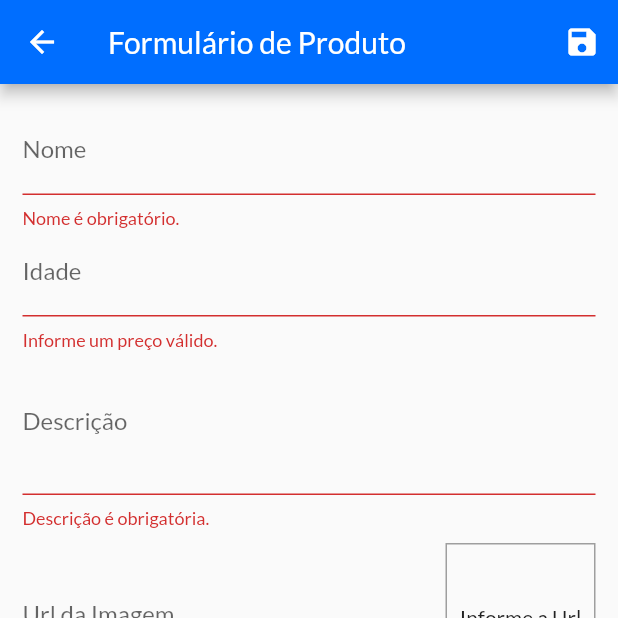
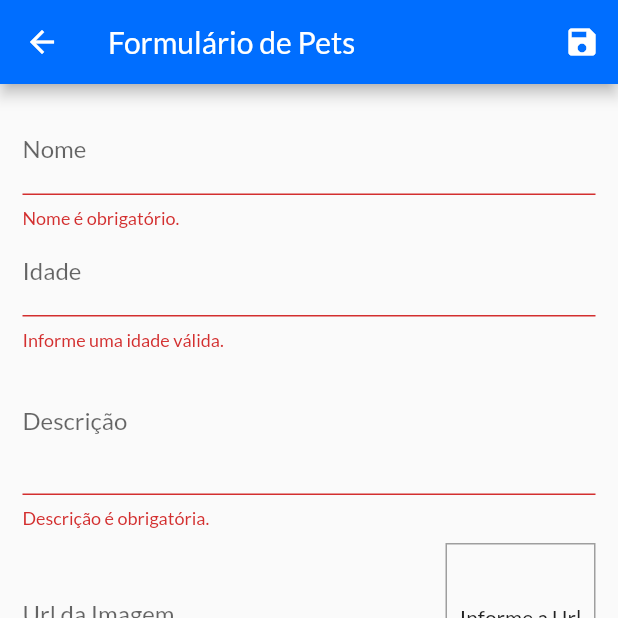
Before and after one commit to Vicenzzo/ProjetoPetFlutter, a Flutter app: the ProductFormPage screen opened by its route, after a tap on the "save" icon, on a phone screen of 412 x 824 dp, the top half of it. Run offline on Flutter 3.47's test engine with Material 2 defaults, Android fonts, the light colour scheme and no system bars; network calls fail.

Commit message:
Commit de alteração das classes de component, main, models e pages

```diff
--- a/lib/components/app_drawer.dart
+++ b/lib/components/app_drawer.dart
@@ -11,7 +11,7 @@ class AppDrawer extends StatelessWidget {
       child: Column(
         children: [
           AppBar(
-            backgroundColor: Color.fromARGB(255, 0, 110, 255),
+            backgroundColor: const Color.fromARGB(255, 0, 110, 255),
             title: const Text('Bem vindo Usuário!'),
             automaticallyImplyLeading: false,
           ),
--- a/lib/components/pet_grid_item.dart
+++ b/lib/components/pet_grid_item.dart
@@ -10,12 +10,12 @@ class ProductGridItem extends StatelessWidget {
   @override
   Widget build(BuildContext context) {
     final product = Provider.of<Product>(context, listen: false);
-
+    //Envolvendo no ClipRRect mostra os produto arendondando as pontas
     return ClipRRect(
       borderRadius: BorderRadius.circular(10),
       child: GridTile(
         footer: GridTileBar(
-          backgroundColor: Color.fromARGB(221, 0, 0, 0),
+          backgroundColor: const Color.fromARGB(221, 0, 0, 0),
           leading: Consumer<Product>(
             builder: (ctx, product, _) => IconButton(
               onPressed: () {
--- a/lib/components/pet_item.dart
+++ b/lib/components/pet_item.dart
@@ -5,6 +5,7 @@ import 'package:shop/models/pet.dart';
 import 'package:shop/models/pet_list.dart';
 import 'package:shop/utils/app_routes.dart';
 
+//componte para mostra a lista dos produtos pra o gerenciamento
 class ProductItem extends StatelessWidget {
   final Product product;
 
--- a/lib/main.dart
+++ b/lib/main.dart
@@ -17,6 +17,7 @@ class MyApp extends StatelessWidget {
   @override
   Widget build(BuildContext context) {
     return MultiProvider(
+      //Aqui adiciona a lista de Pets, sempre que ouver uma mudança
       providers: [
         ChangeNotifierProvider(
           create: (_) => ProductList(),
@@ -38,6 +39,7 @@ class MyApp extends StatelessWidget {
           AppRoutes.pets: (ctx) => const ProductsPage(),
           AppRoutes.petForm: (ctx) => const ProductFormPage(),
         },
+        //Tira o banner que fica inicial
         debugShowCheckedModeBanner: false,
       ),
     );
--- a/lib/models/pet.dart
+++ b/lib/models/pet.dart
@@ -4,6 +4,7 @@ import 'package:flutter/material.dart';
 import 'package:http/http.dart' as http;
 import 'package:shop/utils/constants.dart';
 
+//Criação da classe de entidade
 class Product with ChangeNotifier {
   final String id;
   final String name;
@@ -11,7 +12,7 @@ class Product with ChangeNotifier {
   final double age;
   final String imageUrl;
   bool isFavorite;
-
+  //Construtor passandod os atributos como parametro
   Product({
     required this.id,
     required this.name,
@@ -20,7 +21,7 @@ class Product with ChangeNotifier {
     required this.imageUrl,
     this.isFavorite = false,
   });
-
+  //Metodo que alterna o valor do favorito
   void _toggleFavorite() {
     isFavorite = !isFavorite;
     notifyListeners();
--- a/lib/pages/pet_detail_page.dart
+++ b/lib/pages/pet_detail_page.dart
@@ -1,16 +1,18 @@
 import 'package:flutter/material.dart';
 import 'package:shop/models/pet.dart';
 
+//Mostra o pet com detalhes de cada produto selecionado
 class ProductDetailPage extends StatelessWidget {
   const ProductDetailPage({Key? key}) : super(key: key);
 
   @override
   Widget build(BuildContext context) {
+    //Referencia o argumento que foi passado dentro da rota
     final Product product =
         ModalRoute.of(context)!.settings.arguments as Product;
     return Scaffold(
       appBar: AppBar(
-        backgroundColor: Color.fromARGB(255, 0, 110, 255),
+        backgroundColor: const Color.fromARGB(255, 0, 110, 255),
         title: Text(product.name),
       ),
       body: SingleChildScrollView(
--- a/lib/pages/pet_form_page.dart
+++ b/lib/pages/pet_form_page.dart
@@ -1,4 +1,4 @@
-// ignore_for_file: use_build_context_synchronously
+// ignore_for_file: use_build_context_synchronously, no_leading_underscores_for_local_identifiers
 
 import 'package:flutter/material.dart';
 import 'package:provider/provider.dart';
@@ -113,8 +113,8 @@ class _ProductFormPageState extends State<ProductFormPage> {
   Widget build(BuildContext context) {
     return Scaffold(
       appBar: AppBar(
-         backgroundColor: Color.fromARGB(255, 0, 110, 255),
-        title: const Text('Formulário de Produto'),
+        backgroundColor: const Color.fromARGB(255, 0, 110, 255),
+        title: const Text('Formulário de Pets'),
         actions: [
           IconButton(
             onPressed: _submitForm,
@@ -170,7 +170,7 @@ class _ProductFormPageState extends State<ProductFormPage> {
                         final age = double.tryParse(ageString) ?? -1;
 
                         if (age <= 0) {
-                          return 'Informe um preço válido.';
+                          return 'Informe uma idade válida.';
                         }
 
                         return null;
--- a/lib/pages/pet_overview_page.dart
+++ b/lib/pages/pet_overview_page.dart
@@ -3,11 +3,12 @@
 import 'package:flutter/material.dart';
 import 'package:provider/provider.dart';
 import 'package:shop/components/app_drawer.dart';
-import 'package:shop/components/badge.dart' as ba;
 import 'package:shop/components/pet_grid.dart';
+import 'package:shop/models/pet.dart';
 import 'package:shop/models/pet_list.dart';
 import 'package:shop/utils/app_routes.dart';
 
+//pagina que mostra todos os cards cadastrados no sistema
 enum FilterOptions {
   favorite,
   all,
@@ -32,6 +33,7 @@ class _ProductsOverviewPageState extends State<ProductsOverviewPage> {
       listen: false,
     ).loadProducts().then((value) {
       setState(() {
+        _showFavoriteOnly = false;
         _isLoading = false;
       });
     });
@@ -41,7 +43,7 @@ class _ProductsOverviewPageState extends State<ProductsOverviewPage> {
   Widget build(BuildContext context) {
     return Scaffold(
       appBar: AppBar(
-        backgroundColor: Color.fromARGB(255, 0, 110, 255),
+        backgroundColor: const Color.fromARGB(255, 0, 110, 255),
         title: const Text('Meus Pets'),
         actions: [
           PopupMenuButton(
--- a/lib/pages/pet_page.dart
+++ b/lib/pages/pet_page.dart
@@ -21,7 +21,7 @@ class ProductsPage extends StatelessWidget {
     final ProductList pets = Provider.of(context);
     return Scaffold(
       appBar: AppBar(
-        backgroundColor: Color.fromARGB(255, 0, 110, 255),
+        backgroundColor: const Color.fromARGB(255, 0, 110, 255),
         title: const Text('Gerenciar Pets'),
         actions: [
           IconButton(
--- a/lib/providers/counter.dart
+++ b/lib/providers/counter.dart
@@ -11,7 +11,7 @@ class CounterState {
     return old._value != _value;
   }
 }
-
+//provider - class para gerencinar a mudança de estado, de alguns componentes quando necessario
 class CounterProvider extends InheritedWidget {
   final CounterState state = CounterState();
 
--- a/pubspec.yaml
+++ b/pubspec.yaml
@@ -29,7 +29,9 @@ environment:
 dependencies:
   flutter:
     sdk: flutter
+  #Adicona a dependencia do provider
   provider: ^6.0.3
+  #Adiciona a dependencia da inicialização
   intl: ^0.17.0
   http: ^0.13.5
 
```
Also changed, not shown: lib/components/badge.dart (deleted, +0 -46 lines), lib/components/pet_grid.dart (+7 -0 lines), lib/models/pet_list.dart (+6 -3 lines).
